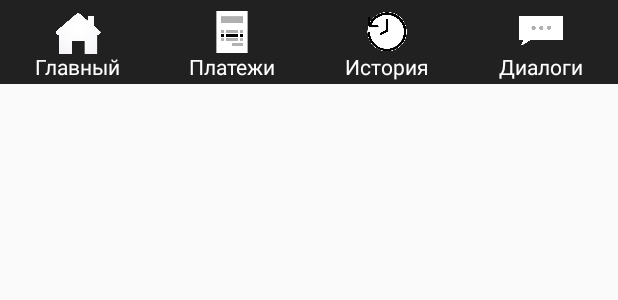
After one commit to VtorovN/WorldSkillsBank, an Android app: the layout profile_bottom_toolbar_layout.xml on its own in the app's theme, with its tools: preview values and no code run, on a phone screen of 412 x 824 dp. The commit adds this screen. Shown: the top 300 px of the screen. Run offline under Robolectric (Android 15) with nearby library versions, the phone set to English and light mode, and no system bars.

Commit message:
BottomToolBar done. Visually))

```diff
--- a/app/src/main/java/com/example/worldskills/UserProfileActivity.java
+++ b/app/src/main/java/com/example/worldskills/UserProfileActivity.java
@@ -1,15 +1,21 @@
 package com.example.worldskills;
 
 import android.content.Intent;
-import android.content.res.Resources;
+import android.graphics.Color;
+import android.graphics.drawable.Drawable;
+import android.support.constraint.ConstraintLayout;
 import android.support.v7.app.AppCompatActivity;
 import android.os.Bundle;
 import android.support.v7.widget.DividerItemDecoration;
 import android.support.v7.widget.LinearLayoutManager;
 import android.support.v7.widget.RecyclerView;
 import android.support.v7.widget.Toolbar;
+import android.text.Layout;
 import android.view.Menu;
 import android.view.MenuItem;
+import android.view.View;
+import android.widget.ImageButton;
+import android.widget.TextView;
 
 import java.util.ArrayList;
 import java.util.List;
@@ -28,6 +34,7 @@ public class UserProfileActivity extends AppCompatActivity {
         setContentView(R.layout.activity_user_profile);
 
         initToolbar();
+        initBottomToolbar();
         initRV();
     }
 
@@ -77,10 +84,45 @@ public class UserProfileActivity extends AppCompatActivity {
         return true;
     }
 
-    private void initToolbar()
-    {
+    private void initToolbar() {
         Toolbar toolbar = findViewById(R.id.profile_toolbar);
         setSupportActionBar(toolbar);
         getSupportActionBar().setTitle(R.string.user_name); //temporary, set user name dynamically later!!!
     }
+
+    private void initBottomToolbar() {
+        //View bottomToolbar = findViewById(R.id.profile_bottom_toolbar);
+        //ImageButton homeButton = bottomToolbar.findViewById(R.id.action_home);
+        ImageButton homeButton = findViewById(R.id.action_home);
+        ImageButton paymentsButton = findViewById(R.id.action_payments);
+        ImageButton historyButton = findViewById(R.id.action_history);
+        ImageButton chatButton = findViewById(R.id.action_chat);
+        homeButton.setImageResource(R.drawable.icon_home_active);
+        paymentsButton.setImageResource(R.drawable.icon_payments_inactive);
+        historyButton.setImageResource(R.drawable.icon_history_inactive);
+        chatButton.setImageResource(R.drawable.icon_chat_inactive);
+
+        TextView homeText = findViewById(R.id.text_home);
+        TextView paymentsText = findViewById(R.id.text_payments);
+        TextView historyText = findViewById(R.id.text_history);
+        TextView chatText = findViewById(R.id.text_dialogues);
+        homeText.setTextColor(getResources().getColor(R.color.colorAccent, null));
+        paymentsText.setTextColor(Color.parseColor("#FFFFFF"));
+        historyText.setTextColor(Color.parseColor("#FFFFFF"));
+        chatText.setTextColor(Color.parseColor("#FFFFFF"));
+    }
+
+    public void onHomeButtonClick() { }
+
+    public void onPaymentsButtonClick() {
+        //startActivity(new Intent(UserProfileActivity.this, PaymentsActivity.class));
+    }
+
+    public void onHistoryButtonClick() {
+        //startActivity(new Intent(UserProfileActivity.this, HistoryActivity.class));
+    }
+
+    public void onChatButtonClick() {
+        //startActivity(new Intent(UserProfileActivity.this, ChatActivity.class));
+    }
 }
--- a/app/src/main/res/layout/activity_user_profile.xml
+++ b/app/src/main/res/layout/activity_user_profile.xml
@@ -30,4 +30,13 @@
         app:layout_constraintStart_toStartOf="parent"
         app:layout_constraintTop_toBottomOf="@+id/profile_toolbar" />
 
+    <include
+        layout="@layout/profile_bottom_toolbar_layout"
+        android:id="@+id/profile_bottom_toolbar"
+        android:layout_width="match_parent"
+        android:layout_height="wrap_content"
+        app:layout_constraintBottom_toBottomOf="@+id/profile_recycler_view"
+        app:layout_constraintEnd_toEndOf="parent"
+        app:layout_constraintStart_toStartOf="parent" />
+
 </android.support.constraint.ConstraintLayout>
--- /dev/null
+++ b/app/src/main/res/layout/profile_bottom_toolbar_layout.xml
@@ -0,0 +1,152 @@
+<?xml version="1.0" encoding="utf-8"?>
+<android.support.constraint.ConstraintLayout xmlns:android="http://schemas.android.com/apk/res/android"
+    xmlns:app="http://schemas.android.com/apk/res-auto"
+    xmlns:tools="http://schemas.android.com/tools"
+    android:id="@+id/profile_bottom_toolbar"
+    android:layout_width="match_parent"
+    android:layout_height="56dp"
+    android:layout_gravity="start"
+    android:background="@color/colorPrimary">
+
+    <ImageButton
+    android:id="@+id/action_home"
+    android:layout_width="40dp"
+    android:layout_height="40dp"
+    android:layout_marginStart="8dp"
+    android:layout_marginEnd="8dp"
+    android:layout_marginBottom="8dp"
+    android:background="@drawable/icon_home_inactive"
+    android:scaleType="matrix"
+    android:title="@string/home_hint"
+    android:onClick="onHomeButtonClick"
+    app:layout_constraintBottom_toBottomOf="parent"
+    app:layout_constraintEnd_toStartOf="@+id/guideline_vertical_25"
+    app:layout_constraintStart_toStartOf="parent"
+    app:layout_constraintTop_toTopOf="parent" />
+
+    <TextView
+        android:id="@+id/text_home"
+        android:layout_width="wrap_content"
+        android:layout_height="wrap_content"
+        android:layout_marginStart="8dp"
+        android:layout_marginTop="32dp"
+        android:layout_marginEnd="8dp"
+        android:text="@string/home_hint"
+        android:textColor="#ffffff"
+        app:layout_constraintBottom_toBottomOf="parent"
+        app:layout_constraintEnd_toStartOf="@+id/guideline_vertical_25"
+        app:layout_constraintStart_toStartOf="parent"
+        app:layout_constraintTop_toTopOf="parent" />
+
+    <ImageButton
+        android:id="@+id/action_payments"
+        android:layout_width="40dp"
+        android:layout_height="40dp"
+        android:layout_marginStart="8dp"
+        android:layout_marginEnd="8dp"
+        android:layout_marginBottom="8dp"
+        android:background="@drawable/icon_payments_inactive"
+        android:scaleType="matrix"
+        android:title="@string/payments_hint"
+        android:onClick="onPaymentsButtonClick"
+        app:layout_constraintBottom_toBottomOf="parent"
+        app:layout_constraintEnd_toStartOf="@+id/guideline_vertical_50"
+        app:layout_constraintStart_toStartOf="@+id/guideline_vertical_25"
+        app:layout_constraintTop_toTopOf="parent" />
+
+    <TextView
+        android:id="@+id/text_payments"
+        android:layout_width="wrap_content"
+        android:layout_height="wrap_content"
+        android:layout_marginStart="8dp"
+        android:layout_marginTop="32dp"
+        android:layout_marginEnd="8dp"
+        android:text="@string/payments_hint"
+        android:textColor="#ffffff"
+        app:layout_constraintBottom_toBottomOf="parent"
+        app:layout_constraintEnd_toStartOf="@+id/guideline_vertical_50"
+        app:layout_constraintStart_toStartOf="@+id/guideline_vertical_25"
+        app:layout_constraintTop_toTopOf="parent" />
+
+    <ImageButton
+        android:id="@+id/action_history"
+        android:layout_width="40dp"
+        android:layout_height="40dp"
+        android:layout_marginStart="8dp"
+        android:layout_marginEnd="8dp"
+        android:layout_marginBottom="8dp"
+        android:background="@drawable/icon_history_inactive"
+        android:scaleType="matrix"
+        android:title="@string/history_hint"
+        android:onClick="onHistoryButtonClick"
+        app:layout_constraintBottom_toBottomOf="parent"
+        app:layout_constraintEnd_toStartOf="@+id/guideline_vertical_75"
+        app:layout_constraintStart_toStartOf="@+id/guideline_vertical_50"
+        app:layout_constraintTop_toTopOf="parent" />
+
+    <TextView
+        android:id="@+id/text_history"
+        android:layout_width="wrap_content"
+        android:layout_height="wrap_content"
+        android:layout_marginStart="8dp"
+        android:layout_marginTop="32dp"
+        android:layout_marginEnd="8dp"
+        android:text="@string/history_hint"
+        android:textColor="#ffffff"
+        app:layout_constraintBottom_toBottomOf="parent"
+        app:layout_constraintEnd_toStartOf="@+id/guideline_vertical_75"
+        app:layout_constraintStart_toStartOf="@+id/guideline_vertical_50"
+        app:layout_constraintTop_toTopOf="parent" />
+
+    <ImageButton
+        android:id="@+id/action_chat"
+        android:layout_width="40dp"
+        android:layout_height="40dp"
+        android:layout_marginStart="8dp"
+        android:layout_marginEnd="8dp"
+        android:layout_marginBottom="8dp"
+        android:background="@drawable/icon_chat_inactive"
+        android:scaleType="matrix"
+        android:title="@string/chat_hint"
+        android:onClick="onChatButtonClick"
+        app:layout_constraintBottom_toBottomOf="parent"
+        app:layout_constraintEnd_toEndOf="parent"
+        app:layout_constraintStart_toStartOf="@+id/guideline_vertical_75"
+        app:layout_constraintTop_toTopOf="parent" />
+
+    <TextView
+        android:id="@+id/text_dialogues"
+        android:layout_width="wrap_content"
+        android:layout_height="wrap_content"
+        android:layout_marginStart="8dp"
+        android:layout_marginTop="32dp"
+        android:layout_marginEnd="8dp"
+        android:text="@string/chat_hint"
+        android:textColor="#ffffff"
+        app:layout_constraintBottom_toBottomOf="parent"
+        app:layout_constraintEnd_toEndOf="parent"
+        app:layout_constraintStart_toStartOf="@+id/guideline_vertical_75"
+        app:layout_constraintTop_toTopOf="parent" />
+
+    <android.support.constraint.Guideline
+        android:id="@+id/guideline_vertical_25"
+        android:layout_width="wrap_content"
+        android:layout_height="wrap_content"
+        android:orientation="vertical"
+        app:layout_constraintGuide_percent="0.25" />
+
+    <android.support.constraint.Guideline
+        android:id="@+id/guideline_vertical_50"
+        android:layout_width="wrap_content"
+        android:layout_height="wrap_content"
+        android:orientation="vertical"
+        app:layout_constraintGuide_percent="0.50" />
+
+    <android.support.constraint.Guideline
+        android:id="@+id/guideline_vertical_75"
+        android:layout_width="wrap_content"
+        android:layout_height="wrap_content"
+        android:orientation="vertical"
+        app:layout_constraintGuide_percent="0.75" />
+
+</android.support.constraint.ConstraintLayout>
--- a/app/src/main/res/menu/user_bottom_menu.xml
+++ /dev/null
@@ -1,4 +0,0 @@
-<?xml version="1.0" encoding="utf-8"?>
-<menu xmlns:android="http://schemas.android.com/apk/res/android">
-
-</menu>
--- a/app/src/main/res/values/strings.xml
+++ b/app/src/main/res/values/strings.xml
@@ -46,7 +46,13 @@
     <string name="mortgage_credit">Ипотека</string>
     <string name="credit_payment">Платеж</string>
 
-    <!-- toolbar -->
+    <!-- toolbar top -->
     <string name="exit_hint">Выход</string>
     <string name="user_name">Сергей Владимирович</string> <!-- temporary!!! -->
+
+    <!-- toolbar bottom -->
+    <string name="home_hint">Главный</string>
+    <string name="payments_hint">Платежи</string>
+    <string name="history_hint">История</string>
+    <string name="chat_hint">Диалоги</string>
 </resources>
```
Also changed, not shown: app/src/main/res/drawable/icon_chat_active.png (added), app/src/main/res/drawable/icon_chat_inactive.png (added), app/src/main/res/drawable/icon_history_active.png (added), app/src/main/res/drawable/icon_history_inactive.png (added), app/src/main/res/drawable/icon_home_active.png (added), app/src/main/res/drawable/icon_home_inactive.png (added), app/src/main/res/drawable/icon_payments_active.png (added), app/src/main/res/drawable/icon_payments_inactive.png (added).
